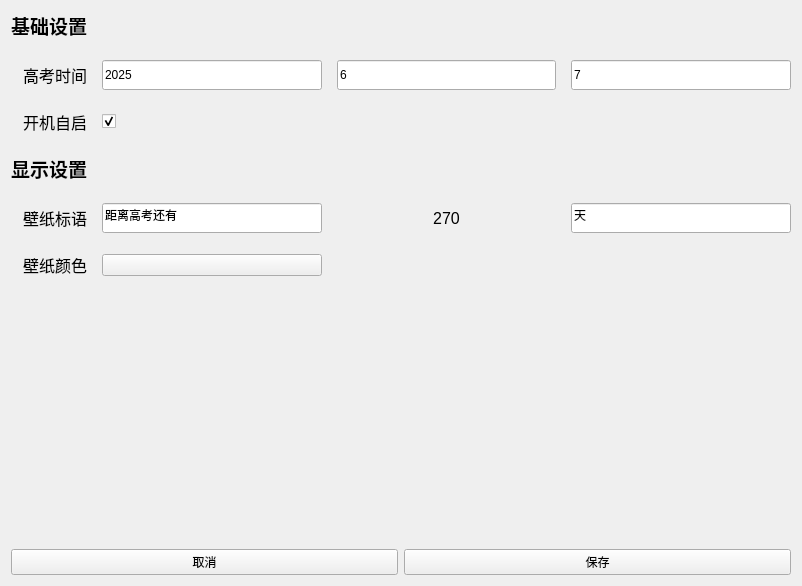
The window that widget.ui (Zao-chen/ZcGaoKaoCountdown) describes before a commit, drawn with Qt 5.
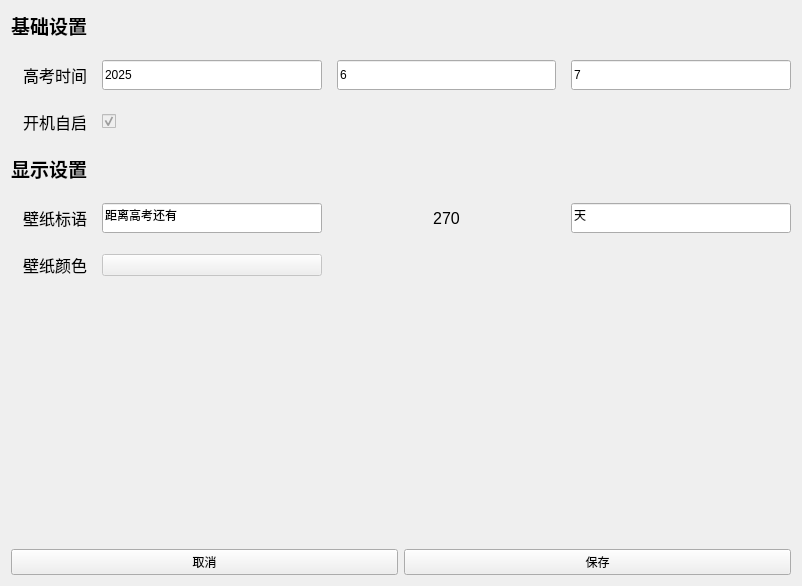
The same window after the commit. Custom widgets are drawn as their Qt base class.

Commit message: [feat] 添加时间配置项

Diff of the .ui file:
```diff
--- a/widget.ui
+++ b/widget.ui
@@ -55,6 +55,9 @@
        </item>
        <item row="2" column="2">
         <widget class="ElaCheckBox" name="checkBox">
+         <property name="enabled">
+          <bool>false</bool>
+         </property>
          <property name="text">
           <string/>
          </property>
@@ -214,6 +217,9 @@
        </item>
        <item row="5" column="2">
         <widget class="ElaPushButton" name="pushButton_color">
+         <property name="enabled">
+          <bool>false</bool>
+         </property>
          <property name="text">
           <string/>
          </property>
```
Left out of the diff: 6 changed lines with no effect on the pictures. The commit also changes 2 other files.
